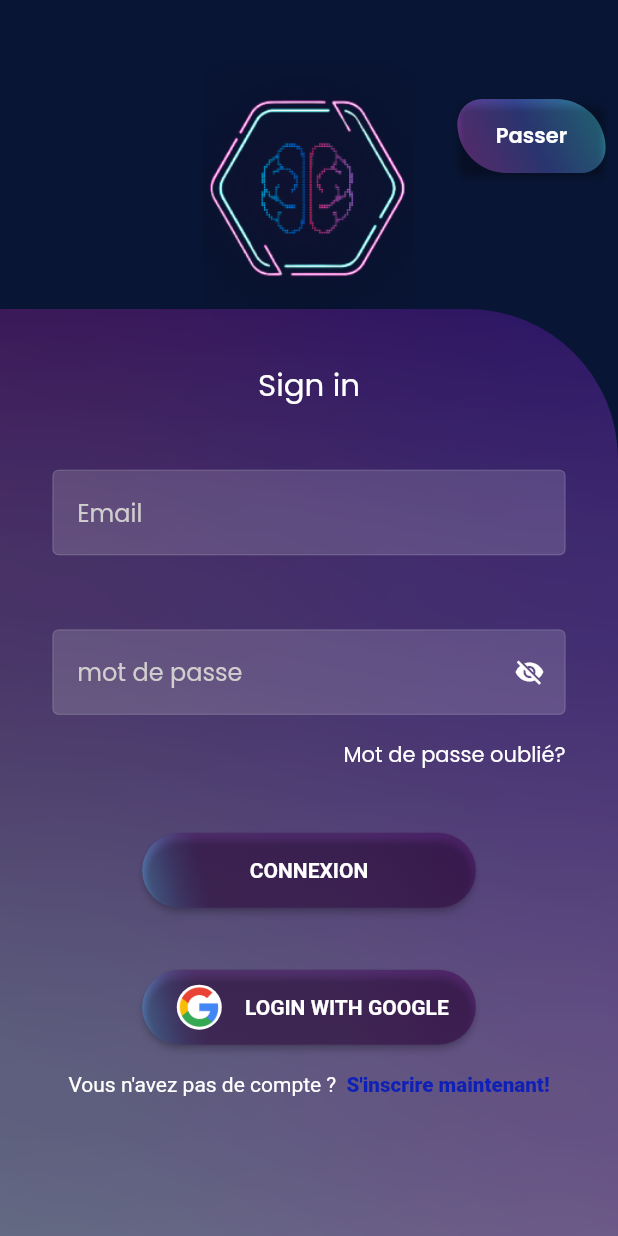
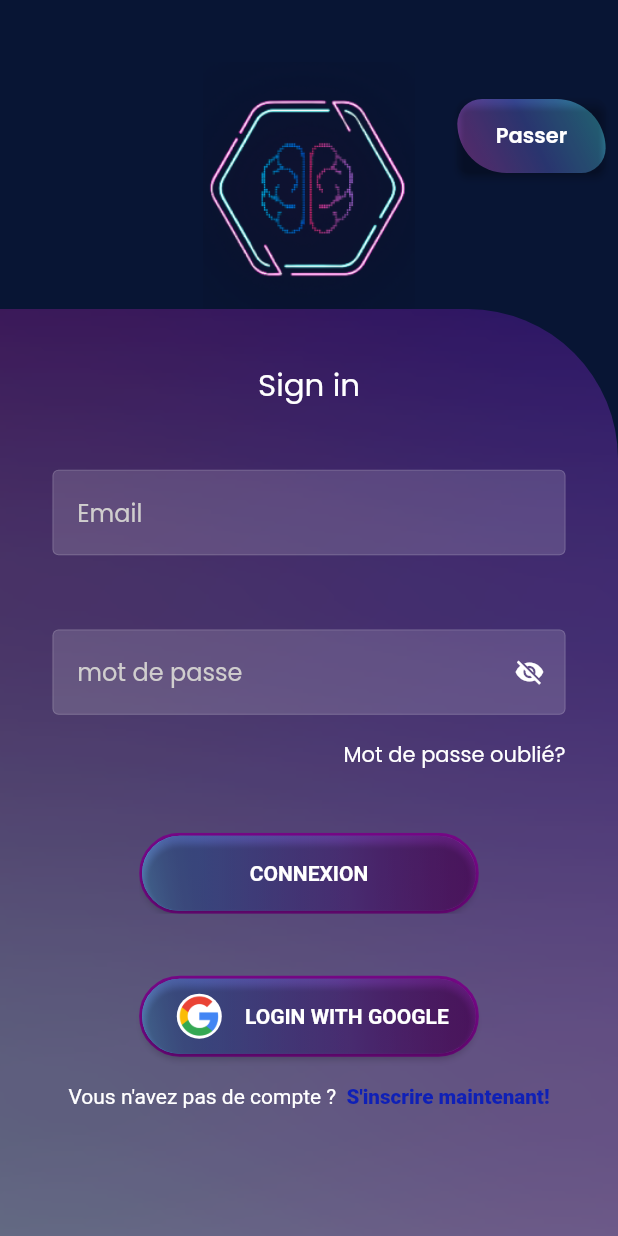
Before and after one commit to Mouaddiguoug/byteai, a Flutter app: the LoginScreen screen opened directly, on a phone screen of 412 x 824 dp. Run offline on Flutter 3.47's test engine with Material 2 defaults, Android fonts, the phone set to English and light mode, and no system bars; our stand-ins replace animated_text_kit, cached_network_image, carousel_slider, convex_bottom_bar, device_info_plus, firebase_auth and 19 more; missing offline and left inert: android_id, dart:ffi, flutter_share, image_downloader, launch_review, purchases_flutter and 1 more; accounts and stored records are empty; network calls fail; project files that could hold a hidden picture were left out.

Commit message:
modifications -4

```diff
--- a/lib/ui/auth/login_screen.dart
+++ b/lib/ui/auth/login_screen.dart
@@ -1,6 +1,6 @@
 import 'dart:convert';
 import 'dart:developer';
-import 'dart:ffi';
+import 'dart:ffi' as io;
 import 'dart:io';
 
 import 'package:byteai/res/assets_res.dart';
@@ -151,9 +151,28 @@ class LoginScreen extends StatelessWidget {
                                     SizedBox(
                                       height: 5.h,
                                     ),
+
                                     // vanilla Login Connexion Button
+
+                                    ClipRRect(
+                                      child: Column(
+                                        children: [
                                           Container(
-
+                                            // linear gradient 1
+                                            decoration: BoxDecoration(
+                                              borderRadius: BorderRadius.circular(30),
+                                              gradient: const LinearGradient(
+                                                colors: [Colors.lightBlueAccent, Colors.purple],
+                                              ),
+                                              border: Border.all(  // Add a border with a LinearGradient
+                                                // border color
+                                                color: Color.fromRGBO(
+                                                    117, 7, 133, 1.0), // Border color
+                                                width: 2.0, // Border width
+                                                style: BorderStyle.solid, // Border style (you can use BorderStyle.solid, BorderStyle.none, etc.)
+                                              ),
+                                            ),
+                                            child : Container(
                                             decoration: BoxDecoration(
                                               borderRadius: BorderRadius.circular(50.w),
                                               gradient: LinearGradient(
@@ -242,6 +261,10 @@ class LoginScreen extends StatelessWidget {
                                               btnBorderColor: Colors.transparent,
                                             ),
                                           ),
+                                          ),
+                                        ],
+                                      ),
+                                    ),
                                     // space between the two login buttons
                                     SizedBox(
                                       height: 5.h,
@@ -250,6 +273,22 @@ class LoginScreen extends StatelessWidget {
 
 
                                     Container(
+                                      // linear gradient effect 1 :
+                                      decoration: BoxDecoration(
+                                          borderRadius: BorderRadius.circular(30),
+                                          gradient: const LinearGradient(
+                                            colors: [Colors.lightBlueAccent, Colors.purple],
+                                          ),
+                                        border: Border.all(  // Add a border with a LinearGradient
+                                          // border color
+                                          color: Color.fromRGBO(
+                                              117, 7, 133, 1.0), // Border color
+                                          width: 2.0, // Border width
+                                          style: BorderStyle.solid, // Border style (you can use BorderStyle.solid, BorderStyle.none, etc.)
+                                        ),
+                                      ),
+
+                                      child: Container(
                                         decoration: BoxDecoration(
                                           borderRadius: BorderRadius.circular(30),
                                           gradient: LinearGradient(
@@ -346,6 +385,7 @@ class LoginScreen extends StatelessWidget {
                                               });
                                             },
                                             btnBorderColor: Colors.transparent,
+                                          ),
                                         ),
                                       ),
                                     ),
```
Lines whose indentation alone changed are shown as unchanged.
